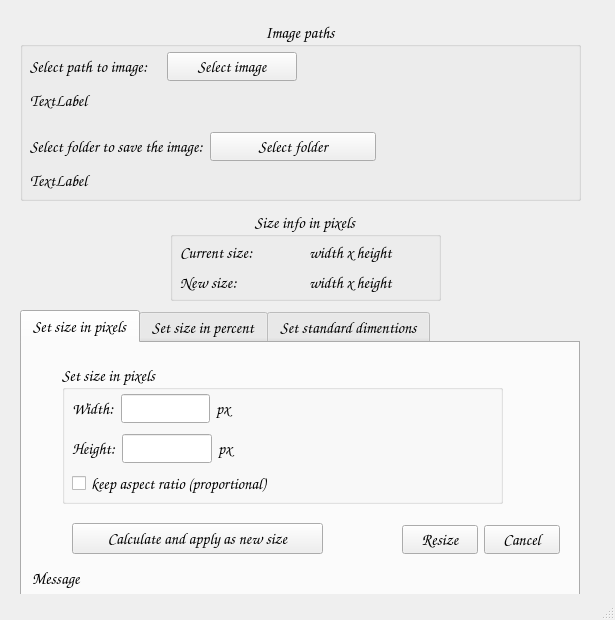
piotrekgelert/Image-resizer-tool, file App_main/UI/image_resize.ui: the form before one commit.
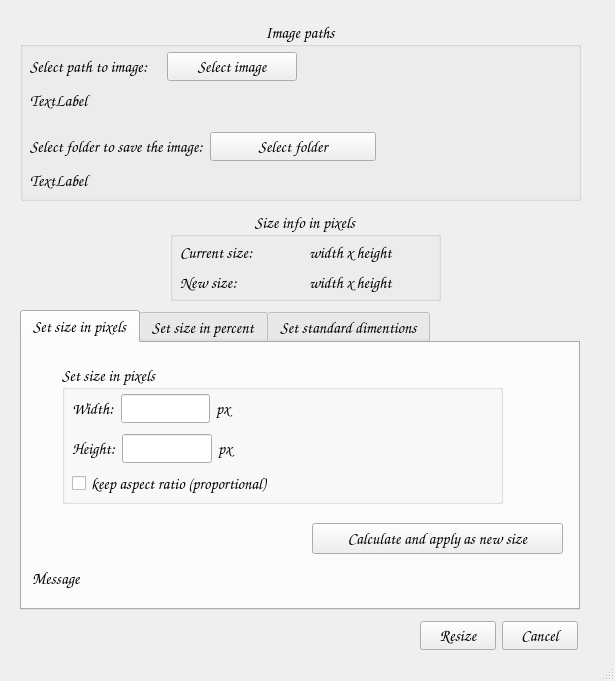
The form after the commit. The open tabs and pages were chosen to show the change.

Commit message: setup dimentions add images update readme

What changed in the file:
```diff
--- a/App_main/UI/image_resize.ui
+++ b/App_main/UI/image_resize.ui
@@ -7,7 +7,7 @@
     <x>0</x>
     <y>0</y>
     <width>615</width>
-    <height>620</height>
+    <height>681</height>
    </rect>
   </property>
   <property name="font">
@@ -313,32 +313,6 @@
        </property>
       </widget>
      </widget>
-     <widget class="QWidget" name="layoutWidget_11">
-      <property name="geometry">
-       <rect>
-        <x>380</x>
-        <y>180</y>
-        <width>158</width>
-        <height>33</height>
-       </rect>
-      </property>
-      <layout class="QHBoxLayout" name="hl_resize_buttons_in_pixels">
-       <item>
-        <widget class="QPushButton" name="pb_resize_pixels">
-         <property name="text">
-          <string>Resize</string>
-         </property>
-        </widget>
-       </item>
-       <item>
-        <widget class="QPushButton" name="pb_cancel_pixels">
-         <property name="text">
-          <string>Cancel</string>
-         </property>
-        </widget>
-       </item>
-      </layout>
-     </widget>
      <widget class="QLabel" name="lb_pixel_message">
       <property name="geometry">
        <rect>
@@ -355,7 +329,7 @@
      <widget class="QPushButton" name="pb_calculate_pixels">
       <property name="geometry">
        <rect>
-        <x>50</x>
+        <x>290</x>
         <y>180</y>
         <width>251</width>
         <height>31</height>
@@ -649,32 +623,6 @@
        </property>
       </widget>
      </widget>
-     <widget class="QWidget" name="layoutWidget_5">
-      <property name="geometry">
-       <rect>
-        <x>380</x>
-        <y>180</y>
-        <width>158</width>
-        <height>33</height>
-       </rect>
-      </property>
-      <layout class="QHBoxLayout" name="hl_dims_resize_buttons">
-       <item>
-        <widget class="QPushButton" name="pb_resize">
-         <property name="text">
-          <string>Resize</string>
-         </property>
-        </widget>
-       </item>
-       <item>
-        <widget class="QPushButton" name="pb_cancel">
-         <property name="text">
-          <string>Cancel</string>
-         </property>
-        </widget>
-       </item>
-      </layout>
-     </widget>
      <widget class="QLabel" name="lb_dims_message">
       <property name="geometry">
        <rect>
@@ -703,6 +651,32 @@
      </widget>
     </widget>
    </widget>
+   <widget class="QWidget" name="layoutWidget_11">
+    <property name="geometry">
+     <rect>
+      <x>420</x>
+      <y>620</y>
+      <width>158</width>
+      <height>31</height>
+     </rect>
+    </property>
+    <layout class="QHBoxLayout" name="hl_resize_buttons">
+     <item>
+      <widget class="QPushButton" name="pb_resize">
+       <property name="text">
+        <string>Resize</string>
+       </property>
+      </widget>
+     </item>
+     <item>
+      <widget class="QPushButton" name="pb_cancel">
+       <property name="text">
+        <string>Cancel</string>
+       </property>
+      </widget>
+     </item>
+    </layout>
+   </widget>
   </widget>
   <widget class="QStatusBar" name="statusbar"/>
  </widget>
```
Left out of the diff: 32 changed lines with no effect on the pictures. The commit also changes 9 other files.
